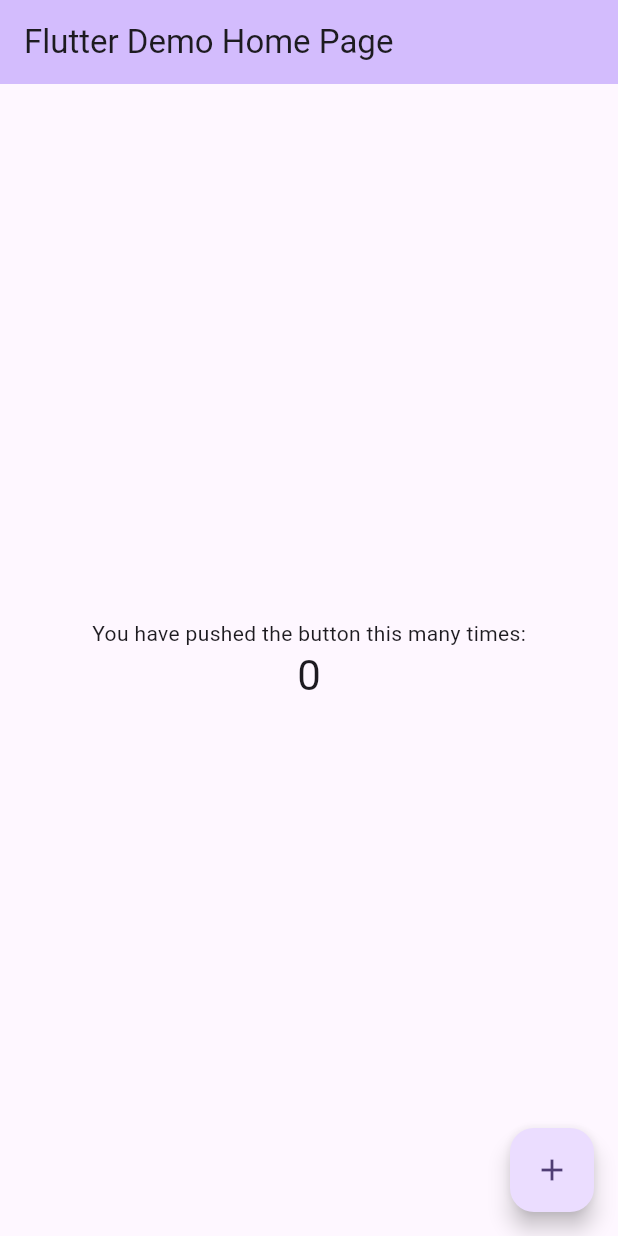
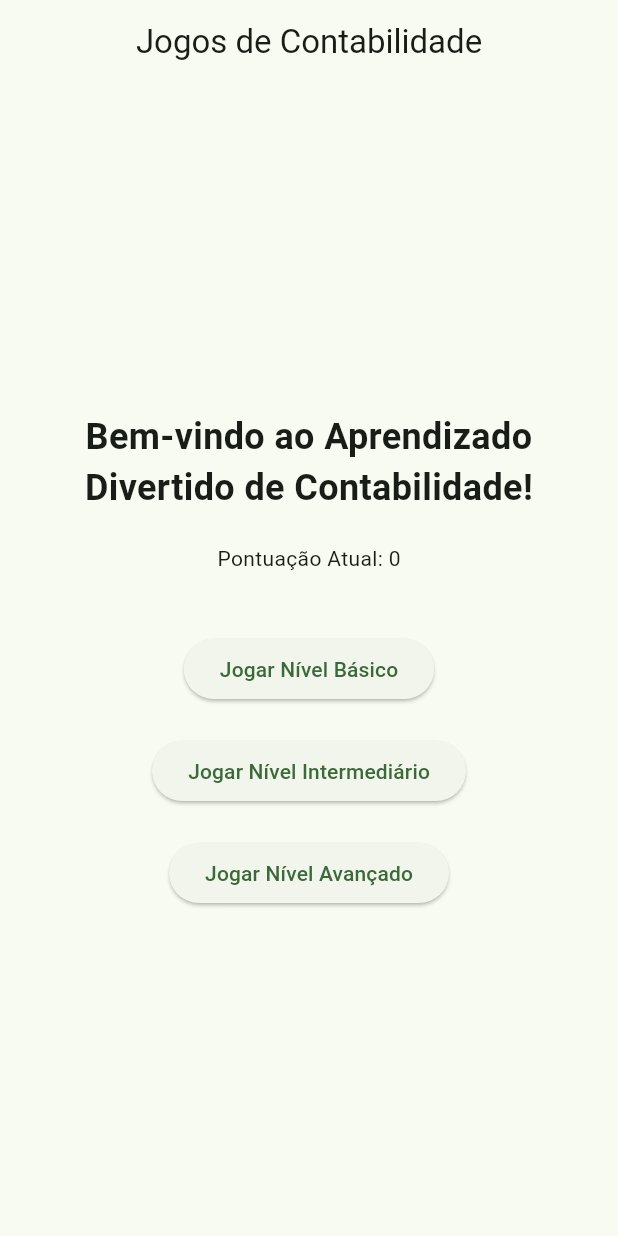
Before and after one commit to could-ai/019a1136-5b53-76e7-a314-f6f53fb9647a, a Flutter app: the screen it shows after launch, on a phone screen of 412 x 824 dp. Run offline on Flutter 3.47's test engine with Material 3 defaults, Android fonts, the phone set to English and light mode, and no system bars; our stand-ins replace shared_preferences.

Commit message:
Atualizei o pubspec.yaml para incluir dependências essenciais: shared_preferences para salvar progresso do usuário localmente, provider para gerenciamento de estado (útil para pontuações e níveis), e configurei assets para imagens e fontes. Removi a descrição genérica e adicionei uma específica para o app de contabilidade, além de preparar pastas para recursos visuais que serão usados nos jogos.; Substituí completamente o main.dart template para configurar o app de contabilidade. Adicionei Provider para gerenciamento de estado (GameProvider para controlar pontuações, níveis e progresso), defini um tema verde apropriado para finanças, e configurei a tela inicial como HomeScreen. Isso cria uma base sólida para o app, removendo o código demo do contador e focando na navegação educacional.; Criei a tela inicial (HomeScreen) com uma interface simples e engajadora: título de boas-vindas, exibição da pontuação atual (usando o GameProvider), e botões para acessar os três níveis de jogos. Isso permite navegação direta para jogos específicos, incentivando o aprendizado progressivo do básico ao avançado, e usa Material Design para uma experiência intuitiva.; Criei a tela de jogos (GameScreen) com lógica interativa: carrega questões baseadas no nível (básico, intermediário, avançado), exibe perguntas de múltipla escolha, verifica respostas, atualiza pontuação via GameProvider, e fornece feedback educacional com explicações. Incluí exemplos de questões para demonstrar conceitos contábeis, com um diálogo de fim de jogo. Isso torna o aprendizado divertido, com progresso sequencial e explicações para reforçar o conhecimento.; Criei o modelo Question para estruturar as questões dos jogos, incluindo pergunta, opções de resposta, índice da resposta correta e explicação educacional. Isso facilita a expansão futura com mais questões e mantém o código organizado.; Implementei o GameProvider usando Provider para gerenciamento de estado, focando na pontuação do usuário. Incluí métodos para adicionar/resetar pontuação, com persistência local via SharedPreferences para manter o progresso entre sessões. Isso suporta gamificação, permitindo que usuários vejam seu avanço cumulativo.

```diff
--- a/usr/lib/main.dart
+++ b/usr/lib/main.dart
@@ -1,120 +1,33 @@
 import 'package:flutter/material.dart';
+import 'package:provider/provider.dart';
+import 'screens/home_screen.dart';
+import 'providers/game_provider.dart';
 
 void main() {
-  runApp(const MyApp());
+  runApp(
+    MultiProvider(
+      providers: [
+        ChangeNotifierProvider(create: (_) => GameProvider()),
+      ],
+      child: const MyApp(),
+    ),
+  );
 }
 
 class MyApp extends StatelessWidget {
   const MyApp({super.key});
 
-  // This widget is the root of your application.
   @override
   Widget build(BuildContext context) {
     return MaterialApp(
-      title: 'Flutter Demo',
+      title: 'Jogos de Contabilidade',
       debugShowCheckedModeBanner: false,
       theme: ThemeData(
-        // This is the theme of your application.
-        //
-        // TRY THIS: Try running your application with "flutter run". You'll see
-        // the application has a purple toolbar. Then, without quitting the app,
-        // try changing the seedColor in the colorScheme below to Colors.green
-        // and then invoke "hot reload" (save your changes or press the "hot
-        // reload" button in a Flutter-supported IDE, or press "r" if you used
-        // the command line to start the app).
-        //
-        // Notice that the counter didn't reset back to zero; the application
-        // state is not lost during the reload. To reset the state, use hot
-        // restart instead.
-        //
-        // This works for code too, not just values: Most code changes can be
-        // tested with just a hot reload.
-        colorScheme: ColorScheme.fromSeed(seedColor: Colors.deepPurple),
+        colorScheme: ColorScheme.fromSeed(seedColor: Colors.green), // Tema verde para finanças
+        useMaterial3: true,
+        fontFamily: 'Roboto',
       ),
-      home: const MyHomePage(title: 'Flutter Demo Home Page'),
+      home: const HomeScreen(),
     );
   }
 }
-
-class MyHomePage extends StatefulWidget {
-  const MyHomePage({super.key, required this.title});
-
-  // This widget is the home page of your application. It is stateful, meaning
-  // that it has a State object (defined below) that contains fields that affect
-  // how it looks.
-
-  // This class is the configuration for the state. It holds the values (in this
-  // case the title) provided by the parent (in this case the App widget) and
-  // used by the build method of the State. Fields in a Widget subclass are
-  // always marked "final".
-
-  final String title;
-
-  @override
-  State<MyHomePage> createState() => _MyHomePageState();
-}
-
-class _MyHomePageState extends State<MyHomePage> {
-  int _counter = 0;
-
-  void _incrementCounter() {
-    setState(() {
-      // This call to setState tells the Flutter framework that something has
-      // changed in this State, which causes it to rerun the build method below
-      // so that the display can reflect the updated values. If we changed
-      // _counter without calling setState(), then the build method would not be
-      // called again, and so nothing would appear to happen.
-      _counter++;
-    });
-  }
-
-  @override
-  Widget build(BuildContext context) {
-    // This method is rerun every time setState is called, for instance as done
-    // by the _incrementCounter method above.
-    //
-    // The Flutter framework has been optimized to make rerunning build methods
-    // fast, so that you can just rebuild anything that needs updating rather
-    // than having to individually change instances of widgets.
-    return Scaffold(
-      appBar: AppBar(
-        // TRY THIS: Try changing the color here to a specific color (to
-        // Colors.amber, perhaps?) and trigger a hot reload to see the AppBar
-        // change color while the other colors stay the same.
-        backgroundColor: Theme.of(context).colorScheme.inversePrimary,
-        // Here we take the value from the MyHomePage object that was created by
-        // the App.build method, and use it to set our appbar title.
-        title: Text(widget.title),
-      ),
-      body: Center(
-        // Center is a layout widget. It takes a single child and positions it
-        // in the middle of the parent.
-        child: Column(
-          // Column is also a layout widget. It takes a list of children and
-          // arranges them vertically. By default, it sizes itself to fit its
-          // children horizontally, and tries to be as tall as its parent.
-          //
-          // Column has various properties to control how it sizes itself and
-          // how it positions its children. Here we use mainAxisAlignment to
-          // center the children vertically; the main axis here is the vertical
-          // axis because Columns are vertical (the cross axis would be
-          // horizontal).
-          //
-          // TRY THIS: Invoke "debug painting" (choose the "Toggle Debug Paint"
-          // action in the IDE, or press "p" in the console), to see the
-          // wireframe for each widget.
-          mainAxisAlignment: MainAxisAlignment.center,
-          children: <Widget>[
-            const Text('You have pushed the button this many times:'),
-            Text('$_counter', style: Theme.of(context).textTheme.headlineMedium),
-          ],
-        ),
-      ),
-      floatingActionButton: FloatingActionButton(
-        onPressed: _incrementCounter,
-        tooltip: 'Increment',
-        child: const Icon(Icons.add),
-      ), // This trailing comma makes auto-formatting nicer for build methods.
-    );
-  }
-}
--- /dev/null
+++ b/usr/lib/providers/game_provider.dart
@@ -0,0 +1,34 @@
+import 'package:flutter/foundation.dart';
+import 'package:shared_preferences/shared_preferences.dart';
+
+class GameProvider extends ChangeNotifier {
+  int _score = 0;
+  int get score => _score;
+
+  GameProvider() {
+    _loadScore();
+  }
+
+  void addScore(int points) {
+    _score += points;
+    _saveScore();
+    notifyListeners();
+  }
+
+  void resetScore() {
+    _score = 0;
+    _saveScore();
+    notifyListeners();
+  }
+
+  Future<void> _loadScore() async {
+    final prefs = await SharedPreferences.getInstance();
+    _score = prefs.getInt('score') ?? 0;
+    notifyListeners();
+  }
+
+  Future<void> _saveScore() async {
+    final prefs = await SharedPreferences.getInstance();
+    await prefs.setInt('score', _score);
+  }
+}
--- /dev/null
+++ b/usr/lib/screens/home_screen.dart
@@ -0,0 +1,65 @@
+import 'package:flutter/material.dart';
+import 'package:provider/provider.dart';
+import '../providers/game_provider.dart';
+import '../screens/game_screen.dart';
+
+class HomeScreen extends StatelessWidget {
+  const HomeScreen({super.key});
+
+  @override
+  Widget build(BuildContext context) {
+    final gameProvider = Provider.of<GameProvider>(context);
+
+    return Scaffold(
+      appBar: AppBar(
+        title: const Text('Jogos de Contabilidade'),
+        centerTitle: true,
+      ),
+      body: Padding(
+        padding: const EdgeInsets.all(16.0),
+        child: Column(
+          mainAxisAlignment: MainAxisAlignment.center,
+          children: [
+            const Text(
+              'Bem-vindo ao Aprendizado Divertido de Contabilidade!',
+              style: TextStyle(fontSize: 24, fontWeight: FontWeight.bold),
+              textAlign: TextAlign.center,
+            ),
+            const SizedBox(height: 20),
+            Text('Pontuação Atual: ${gameProvider.score}'),
+            const SizedBox(height: 40),
+            ElevatedButton(
+              onPressed: () {
+                Navigator.push(
+                  context,
+                  MaterialPageRoute(builder: (context) => const GameScreen(level: 'Básico')),
+                );
+              },
+              child: const Text('Jogar Nível Básico'),
+            ),
+            const SizedBox(height: 20),
+            ElevatedButton(
+              onPressed: () {
+                Navigator.push(
+                  context,
+                  MaterialPageRoute(builder: (context) => const GameScreen(level: 'Intermediário')),
+                );
+              },
+              child: const Text('Jogar Nível Intermediário'),
+            ),
+            const SizedBox(height: 20),
+            ElevatedButton(
+              onPressed: () {
+                Navigator.push(
+                  context,
+                  MaterialPageRoute(builder: (context) => const GameScreen(level: 'Avançado')),
+                );
+              },
+              child: const Text('Jogar Nível Avançado'),
+            ),
+          ],
+        ),
+      ),
+    );
+  }
+}
```
Also changed, not shown: usr/lib/models/question.dart (added, +15 -0 lines), usr/lib/screens/game_screen.dart (added, +134 -0 lines), usr/pubspec.yaml (+13 -1 lines).
